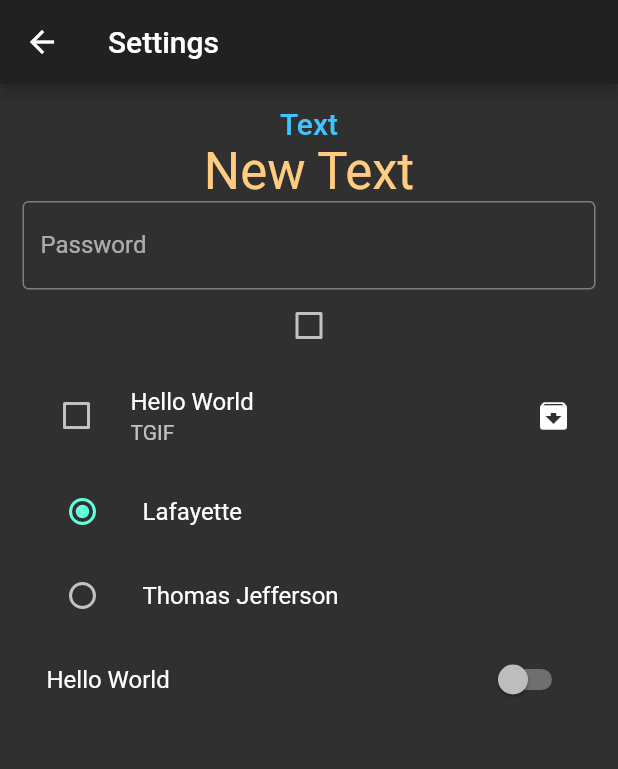
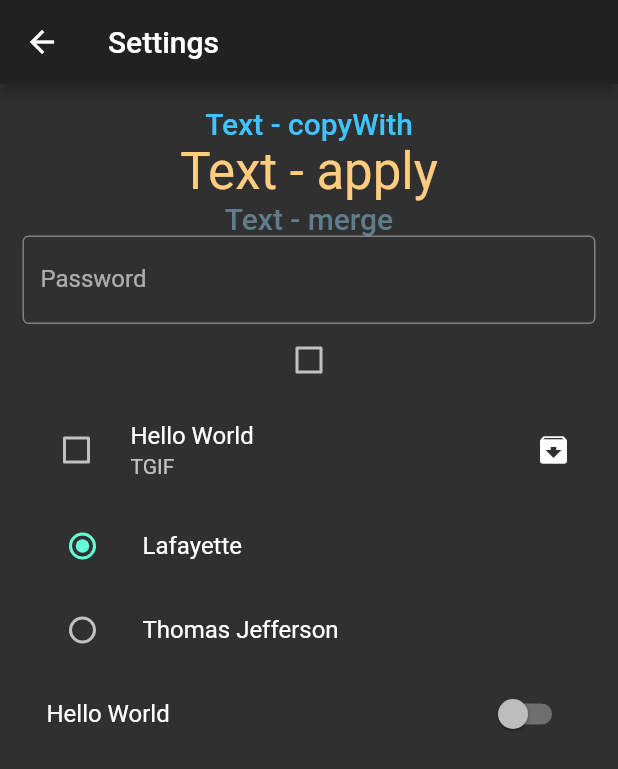
Before and after one commit to ymingt/theming, a Flutter app: the Screen1 screen opened by its route, on a phone screen of 412 x 824 dp. Shown: the top 769 px of the screen. Run offline on Flutter 3.47's test engine with Material 2 defaults, Android fonts, the phone set to English and light mode, and no system bars.

Commit message:
update screen1 with merge

```diff
--- a/lib/screen1.dart
+++ b/lib/screen1.dart
@@ -27,6 +27,15 @@ class _State extends State<Screen1> {
           displayColor: Colors.orange[200],
         );
 
+    ThemeData theme = Theme.of(context);
+    TextTheme partialTheme = TextTheme(
+      display1: TextStyle(color: Colors.green),
+      title: TextStyle(color: Colors.blueGrey),
+    );
+    theme = theme.copyWith(
+      textTheme: theme.textTheme.merge(partialTheme),
+    );
+
     return Scaffold(
       appBar: AppBar(
         title: Text("Settings"),
@@ -37,15 +46,19 @@ class _State extends State<Screen1> {
           child: Column(
             children: <Widget>[
               Text(
-                'Text',
+                'Text - copyWith',
                 style: Theme.of(context)
                     .textTheme
                     .title
                     .copyWith(color: Colors.lightBlueAccent),
               ),
               Text(
-                'New Text',
+                'Text - apply',
                 style: newTextTheme.display1,
+              ),
+              Text(
+                'Text - merge',
+                style: theme.textTheme.title,
               ),
               TextField(
                 obscureText: true,
```
